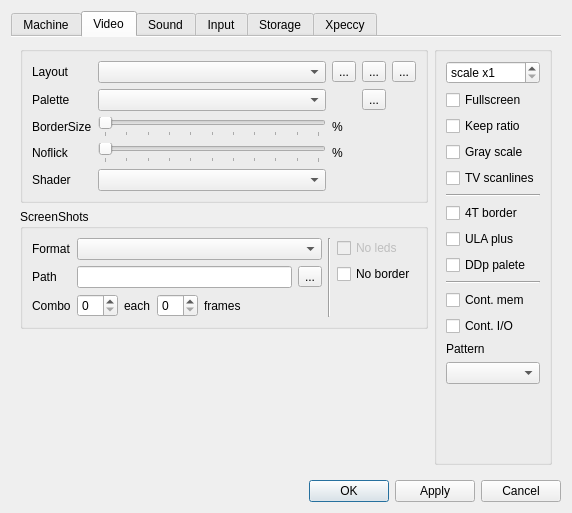
Above: ui/setupwin.ui from samstyle/Xpeccy before the change. Below: the same form after it.
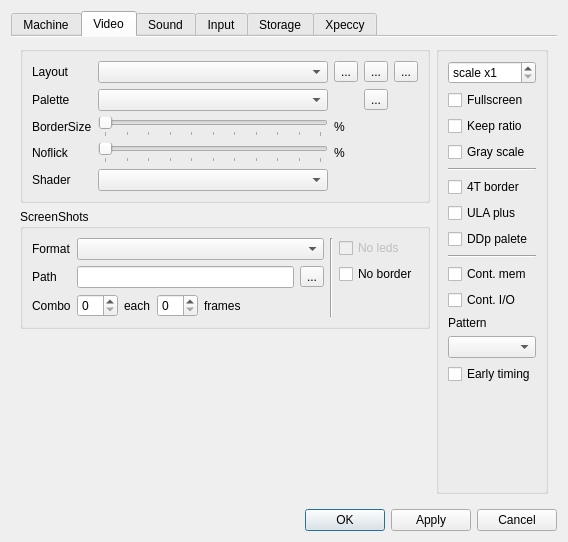
That is the form after the change. The open tabs and pages were chosen to show the change. Icons and pictures are not drawn. Custom widgets are drawn as their Qt base class.

Patch:
```diff
--- a/ui/setupwin.ui
+++ b/ui/setupwin.ui
@@ -6,8 +6,8 @@
    <rect>
     <x>0</x>
     <y>0</y>
-    <width>572</width>
-    <height>513</height>
+    <width>568</width>
+    <height>542</height>
    </rect>
   </property>
   <property name="sizePolicy">
@@ -747,13 +747,6 @@
               </property>
              </widget>
             </item>
-            <item>
-             <widget class="QCheckBox" name="cbScanlines">
-              <property name="text">
-               <string>TV scanlines</string>
-              </property>
-             </widget>
-            </item>
             <item>
              <widget class="Line" name="line">
               <property name="orientation">
@@ -823,6 +816,13 @@
               </property>
              </widget>
             </item>
+            <item>
+             <widget class="QCheckBox" name="cbEarlyTiming">
+              <property name="text">
+               <string>Early timing</string>
+              </property>
+             </widget>
+            </item>
             <item>
              <spacer name="verticalSpacer_24">
               <property name="orientation">
```
